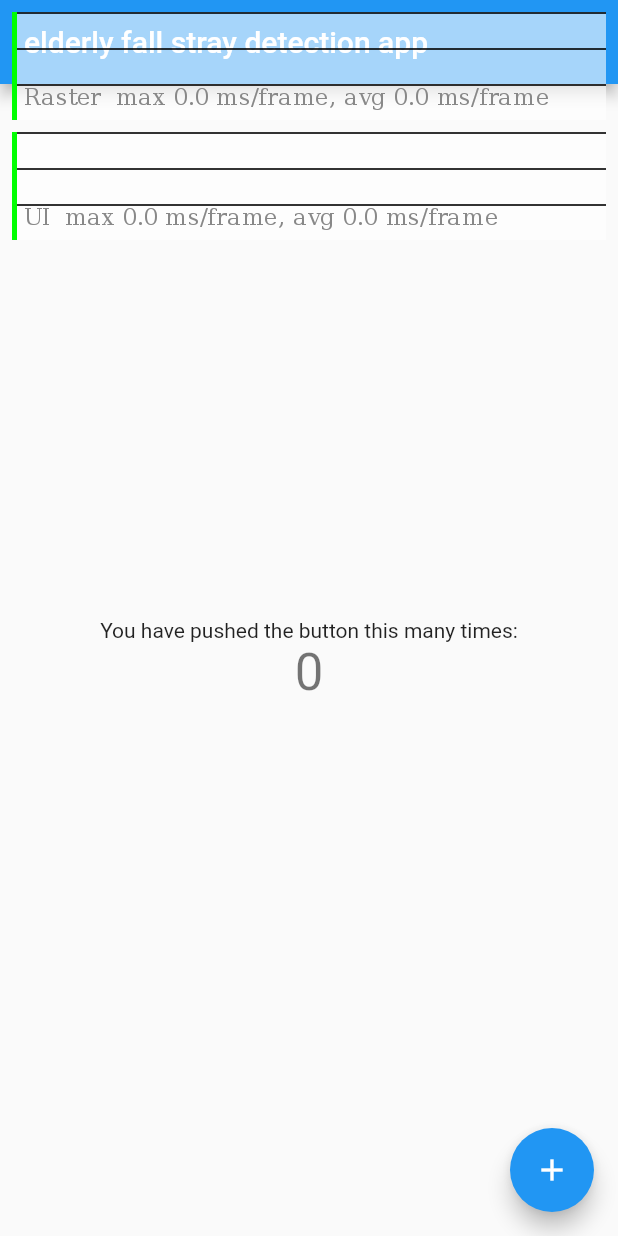
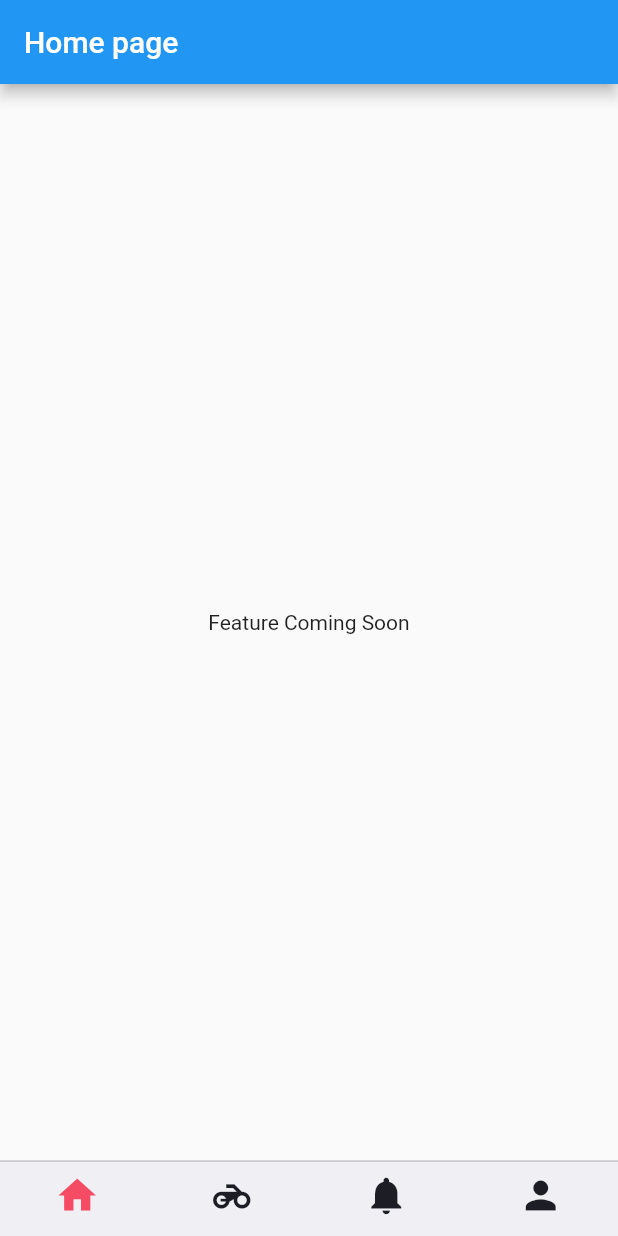
Before and after one commit to Daobakhanh/Motor-Crash-Detection-Mobile-app-, a Flutter app: the screen it shows after launch, on a phone screen of 412 x 824 dp. Run offline on Flutter 3.47's test engine with Material 2 defaults, Android fonts, the light colour scheme and no system bars.

Commit message:
[STRUCTURE] - add module bottom navigation (home, feature, noti, personal)

```diff
--- /dev/null
+++ b/elderly_fall_stray_detection/lib/common/app_term.dart
@@ -0,0 +1,11 @@
+class AppDataTerm {
+  static const appName = "Motorbike Crash Detection";
+  static const featureComingSoon = "Feature Coming Soon";
+}
+
+class AppRouteName {
+  static const homepage = "Home page";
+  static const notification = "Notifications";
+  static const personal = "Personal";
+  static const feature = "Features";
+}
--- a/elderly_fall_stray_detection/lib/main.dart
+++ b/elderly_fall_stray_detection/lib/main.dart
@@ -1,3 +1,131 @@
+// import 'package:elderly_fall_stray_detection/themes/app_text_style.dart';
+// import 'package:flutter/material.dart';
+
+// void main() {
+//   runApp(const MyApp());
+// }
+
+// class MyApp extends StatelessWidget {
+//   const MyApp({super.key});
+
+//   // This widget is the root of your application.
+//   @override
+//   Widget build(BuildContext context) {
+//     return MaterialApp(
+//       // showPerformanceOverlay: true,
+//       title: 'Flutter Demo',
+//       theme: ThemeData(
+//         // This is the theme of your application.
+//         //
+//         // Try running your application with "flutter run". You'll see the
+//         // application has a blue toolbar. Then, without quitting the app, try
+//         // changing the primarySwatch below to Colors.green and then invoke
+//         // "hot reload" (press "r" in the console where you ran "flutter run",
+//         // or simply save your changes to "hot reload" in a Flutter IDE).
+//         // Notice that the counter didn't reset back to zero; the application
+//         // is not restarted.
+//         primarySwatch: Colors.blue,
+//       ),
+//       home: const MyHomePage(title: 'elderly fall stray detection app'),
+//     );
+//   }
+// }
+
+// class MyHomePage extends StatefulWidget {
+//   const MyHomePage({super.key, required this.title});
+
+//   // This widget is the home page of your application. It is stateful, meaning
+//   // that it has a State object (defined below) that contains fields that affect
+//   // how it looks.
+
+//   // This class is the configuration for the state. It holds the values (in this
+//   // case the title) provided by the parent (in this case the App widget) and
+//   // used by the build method of the State. Fields in a Widget subclass are
+//   // always marked "final".
+
+//   final String title;
+
+//   @override
+//   State<MyHomePage> createState() => _MyHomePageState();
+// }
+
+// class _MyHomePageState extends State<MyHomePage> {
+//   int _counter = 0;
+
+//   void _incrementCounter() {
+//     setState(() {
+//       // This call to setState tells the Flutter framework that something has
+//       // changed in this State, which causes it to rerun the build method below
+//       // so that the display can reflect the updated values. If we changed
+//       // _counter without calling setState(), then the build method would not be
+//       // called again, and so nothing would appear to happen.
+//       _counter++;
+//     });
+//   }
+
+//   @override
+//   Widget build(BuildContext context) {
+//     // This method is rerun every time setState is called, for instance as done
+//     // by the _incrementCounter method above.
+//     //
+//     // The Flutter framework has been optimized to make rerunning build methods
+//     // fast, so that you can just rebuild anything that needs updating rather
+//     // than having to individually change instances of widgets.
+//     return Scaffold(
+//       appBar: AppBar(
+//         // Here we take the value from the MyHomePage object that was created by
+//         // the App.build method, and use it to set our appbar title.
+//         title: Text(
+//           //Transform.rotate wrap this widget to ratate
+//           widget.title,
+//           style: const TextStyle(
+//               // color: Colors.red,
+//               ),
+//         ),
+//       ),
+//       body: Center(
+//         // Center is a layout widget. It takes a single child and positions it
+//         // in the middle of the parent.
+//         child: Column(
+//           // Column is also a layout widget. It takes a list of children and
+//           // arranges them vertically. By default, it sizes itself to fit its
+//           // children horizontally, and tries to be as tall as its parent.
+//           //
+//           // Invoke "debug painting" (press "p" in the console, choose the
+//           // "Toggle Debug Paint" action from the Flutter Inspector in Android
+//           // Studio, or the "Toggle Debug Paint" command in Visual Studio Code)
+//           // to see the wireframe for each widget.
+//           //
+//           // Column has various properties to control how it sizes itself and
+//           // how it positions its children. Here we use mainAxisAlignment to
+//           // center the children vertically; the main axis here is the vertical
+//           // axis because Columns are vertical (the cross axis would be
+//           // horizontal).
+//           mainAxisAlignment: MainAxisAlignment.center,
+//           children: <Widget>[
+//             const Text(
+//               'You have pushed the button this many times:',
+//               style: AppTextStyle.h1,
+//             ),
+//             Text(
+//               '$_counter',
+//               style: Theme.of(context).textTheme.headline4,
+//             ),
+//           ],
+//         ),
+//       ),
+//       floatingActionButton: FloatingActionButton(
+//         onPressed: _incrementCounter,
+//         tooltip: 'Increment',
+//         child: const Icon(Icons.add),
+//       ), // This trailing comma makes auto-formatting nicer for build methods.
+//     );
+//   }
+// }
+
+import 'package:elderly_fall_stray_detection/modules/navigation/pages/app_navigation.dart';
+import 'package:elderly_fall_stray_detection/themes/app_font.dart';
+import 'package:elderly_fall_stray_detection/themes/app_text_style.dart';
 import 'package:flutter/material.dart';
 
 void main() {
@@ -11,112 +139,11 @@ class MyApp extends StatelessWidget {
   @override
   Widget build(BuildContext context) {
     return MaterialApp(
-      showPerformanceOverlay: true,
-      title: 'Flutter Demo',
-      theme: ThemeData(
-        // This is the theme of your application.
-        //
-        // Try running your application with "flutter run". You'll see the
-        // application has a blue toolbar. Then, without quitting the app, try
-        // changing the primarySwatch below to Colors.green and then invoke
-        // "hot reload" (press "r" in the console where you ran "flutter run",
-        // or simply save your changes to "hot reload" in a Flutter IDE).
-        // Notice that the counter didn't reset back to zero; the application
-        // is not restarted.
-        primarySwatch: Colors.blue,
-      ),
-      home: const MyHomePage(title: 'elderly fall stray detection app'),
-    );
+        debugShowCheckedModeBanner: false,
+        theme: ThemeData(
+          fontFamily: AppFont.avenir,
+          primarySwatch: Colors.blue,
+        ),
+        home: const AppNavigationConfig());
   }
 }
-
-class MyHomePage extends StatefulWidget {
-  const MyHomePage({super.key, required this.title});
-
-  // This widget is the home page of your application. It is stateful, meaning
-  // that it has a State object (defined below) that contains fields that affect
-  // how it looks.
-
-  // This class is the configuration for the state. It holds the values (in this
-  // case the title) provided by the parent (in this case the App widget) and
-  // used by the build method of the State. Fields in a Widget subclass are
-  // always marked "final".
-
-  final String title;
-
-  @override
-  State<MyHomePage> createState() => _MyHomePageState();
-}
-
-class _MyHomePageState extends State<MyHomePage> {
-  int _counter = 0;
-
-  void _incrementCounter() {
-    setState(() {
-      // This call to setState tells the Flutter framework that something has
-      // changed in this State, which causes it to rerun the build method below
-      // so that the display can reflect the updated values. If we changed
-      // _counter without calling setState(), then the build method would not be
-      // called again, and so nothing would appear to happen.
-      _counter++;
-    });
-  }
-
-  @override
-  Widget build(BuildContext context) {
-    // This method is rerun every time setState is called, for instance as done
-    // by the _incrementCounter method above.
-    //
-    // The Flutter framework has been optimized to make rerunning build methods
-    // fast, so that you can just rebuild anything that needs updating rather
-    // than having to individually change instances of widgets.
-    return Scaffold(
-      appBar: AppBar(
-        // Here we take the value from the MyHomePage object that was created by
-        // the App.build method, and use it to set our appbar title.
-        title: Text(
-          //Transform.rotate wrap this widget to ratate
-          widget.title,
-          style: const TextStyle(
-              // color: Colors.red,
-              ),
-        ),
-      ),
-      body: Center(
-        // Center is a layout widget. It takes a single child and positions it
-        // in the middle of the parent.
-        child: Column(
-          // Column is also a layout widget. It takes a list of children and
-          // arranges them vertically. By default, it sizes itself to fit its
-          // children horizontally, and tries to be as tall as its parent.
-          //
-          // Invoke "debug painting" (press "p" in the console, choose the
-          // "Toggle Debug Paint" action from the Flutter Inspector in Android
-          // Studio, or the "Toggle Debug Paint" command in Visual Studio Code)
-          // to see the wireframe for each widget.
-          //
-          // Column has various properties to control how it sizes itself and
-          // how it positions its children. Here we use mainAxisAlignment to
-          // center the children vertically; the main axis here is the vertical
-          // axis because Columns are vertical (the cross axis would be
-          // horizontal).
-          mainAxisAlignment: MainAxisAlignment.center,
-          children: <Widget>[
-            const Text(
-              'You have pushed the button this many times:',
-            ),
-            Text(
-              '$_counter',
-              style: Theme.of(context).textTheme.headline4,
-            ),
-          ],
-        ),
-      ),
-      floatingActionButton: FloatingActionButton(
-        onPressed: _incrementCounter,
-        tooltip: 'Increment',
-        child: const Icon(Icons.add),
-      ), // This trailing comma makes auto-formatting nicer for build methods.
-    );
-  }
-}
--- /dev/null
+++ b/elderly_fall_stray_detection/lib/modules/home/page/home_page.dart
@@ -0,0 +1,22 @@
+import 'package:flutter/material.dart';
+
+import '../../../common/app_term.dart';
+
+class HomePage extends StatefulWidget {
+  const HomePage({super.key});
+
+  @override
+  State<HomePage> createState() => _HomePageState();
+}
+
+class _HomePageState extends State<HomePage> {
+  @override
+  Widget build(BuildContext context) {
+    return Scaffold(
+      appBar: AppBar(
+        title: const Text(AppRouteName.homepage),
+      ),
+      body: const Center(child: Text(AppDataTerm.featureComingSoon)),
+    );
+  }
+}
--- /dev/null
+++ b/elderly_fall_stray_detection/lib/modules/navigation/pages/app_navigation.dart
@@ -0,0 +1,95 @@
+import 'package:elderly_fall_stray_detection/modules/personal/page/personal_page.dart';
+import 'package:flutter/cupertino.dart';
+import 'package:flutter/material.dart';
+
+import '../../../themes/app_color.dart';
+import '../../home/page/home_page.dart';
+import '../../motobike_remote_feature/page/motobike_remote_feature_page.dart';
+import '../../notification/page/notification_page.dart';
+
+class AppNavigationConfig extends StatefulWidget {
+  const AppNavigationConfig({Key? key}) : super(key: key);
+
+  @override
+  State<AppNavigationConfig> createState() => _AppNavigationConfigState();
+}
+
+class _AppNavigationConfigState extends State<AppNavigationConfig> {
+  @override
+  Widget build(BuildContext context) {
+    final themeData = Theme.of(context).brightness;
+    return CupertinoTabScaffold(
+      // backgroundColor: AppColor.greyBold,
+      tabBar: CupertinoTabBar(
+        activeColor: AppColor.pinkAccent,
+        inactiveColor:
+            themeData == Brightness.dark ? AppColor.grey : AppColor.dark,
+        backgroundColor:
+            themeData == Brightness.dark ? AppColor.dark : AppColor.lightGray,
+        items: const [
+          BottomNavigationBarItem(
+            icon: Icon(Icons.home),
+          ),
+          BottomNavigationBarItem(
+            icon: Icon(Icons.motorcycle),
+          ),
+          BottomNavigationBarItem(
+            icon: Icon(Icons.notifications),
+          ),
+          BottomNavigationBarItem(
+            icon: Icon(Icons.person),
+          ),
+        ],
+      ),
+      tabBuilder: (context, index) {
+        switch (index) {
+          case 0:
+            return CupertinoTabView(
+              // onGenerateRoute: ,
+              // routes: {
+              //   '/postDetail': (context) => const PostDetailPage(),
+              // },
+
+              builder: (context) {
+                return const CupertinoPageScaffold(
+                  child: HomePage(),
+                );
+              },
+            );
+          case 1:
+            return CupertinoTabView(
+              builder: (context) {
+                return const CupertinoPageScaffold(
+                  child: MotobikeRemoteFeaturePage(),
+                );
+              },
+            );
+          case 2:
+            return CupertinoTabView(
+              builder: (context) {
+                return const CupertinoPageScaffold(
+                  child: NotificationPage(),
+                );
+              },
+            );
+          case 3:
+            return CupertinoTabView(
+              builder: (context) {
+                return const CupertinoPageScaffold(
+                  child: PersonalPage(),
+                );
+              },
+            );
+          default:
+            return CupertinoTabView(
+              builder: (context) {
+                return const CupertinoPageScaffold(
+                  child: HomePage(),
+                );
+              },
+            );
+        }
+      },
+    );
+  }
+}
```
Also changed, not shown: elderly_fall_stray_detection/lib/modules/motobike_remote_feature/page/motobike_remote_feature_page.dart (added, +25 -0 lines), elderly_fall_stray_detection/lib/modules/notification/page/notification_page.dart (added, +22 -0 lines), elderly_fall_stray_detection/lib/modules/personal/page/personal_page.dart (added, +22 -0 lines), elderly_fall_stray_detection/pubspec.yaml (+5 -9 lines).
